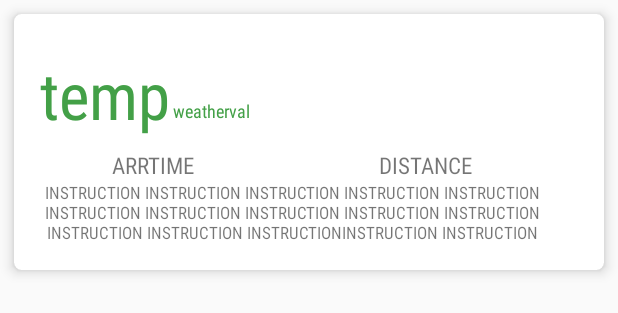
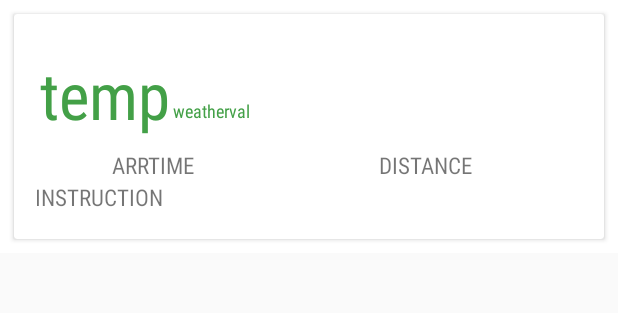
Before and after one commit to rishabhnayak/HelloWorld, an Android app: the layout dragup_list_layout.xml on its own in the app's theme, with its tools: preview values and no code run, on a phone screen of 412 x 824 dp. Shown: the top 313 px of the screen. Run offline under Robolectric (Android 15) with nearby library versions, the phone set to English and light mode, and no system bars.

Commit message:
Revert "Merge branch 'master' of https://github.com/rishabhnayak/HelloWorld"
This reverts commit 759189ef9419e945d6a1c7eac718b1acd57d42a8, reversing
changes made to 02bb2f2380529ac525ca2de1bd2b5e35b80b8719.

```diff
--- a/app/src/main/AndroidManifest.xml
+++ b/app/src/main/AndroidManifest.xml
@@ -25,9 +25,6 @@
 
         <activity android:name=".SearchPlace" />
         <activity android:name=".SettingsActivity"></activity>
-        <activity android:name=".Test">
-
-        </activity>
     </application>
 
 </manifest>
--- a/app/src/main/java/com/MsoftTexas/directionandweather/MapActivity.java
+++ b/app/src/main/java/com/MsoftTexas/directionandweather/MapActivity.java
@@ -55,7 +55,6 @@ import com.google.android.gms.maps.model.PolylineOptions;
 import com.google.gson.Gson;
 import com.google.maps.android.PolyUtil;
 import com.sothree.slidinguppanel.SlidingUpPanelLayout;
-import com.stone.vega.library.VegaLayoutManager;
 
 import org.apache.http.HttpResponse;
 import org.apache.http.client.HttpClient;
@@ -126,7 +125,7 @@ public class MapActivity extends AppCompatActivity implements
 
 
         link = (RecyclerView) findViewById(R.id.dragup_list_recycler);
-        link.setLayoutManager(new VegaLayoutManager());
+        link.setLayoutManager(new LinearLayoutManager(this));
 
 
         distance = findViewById(R.id.distance);
--- a/app/src/main/res/layout/activity_map.xml
+++ b/app/src/main/res/layout/activity_map.xml
@@ -104,7 +104,6 @@
                         android:layout_weight="1"
                         android:layout_height="match_parent" >
                         <LinearLayout
-
                             android:layout_width="match_parent"
                             android:layout_height="match_parent"
                             android:orientation="vertical">
--- a/app/src/main/res/layout/dragup_list_layout.xml
+++ b/app/src/main/res/layout/dragup_list_layout.xml
@@ -1,16 +1,15 @@
 <?xml version="1.0" encoding="utf-8"?>
-<FrameLayout xmlns:android="http://schemas.android.com/apk/res/android"
-    xmlns:app="http://schemas.android.com/apk/res-auto"
+<LinearLayout xmlns:android="http://schemas.android.com/apk/res/android"
     android:layout_width="match_parent"
-    android:layout_height="wrap_content">
-
-<android.support.v7.widget.CardView xmlns:android="http://schemas.android.com/apk/res/android"
-    xmlns:app="http://schemas.android.com/apk/res-auto"
-    android:layout_margin="9dp"
-    app:cardElevation="5dp"
-    app:cardCornerRadius="5dp"
-    android:layout_width="match_parent"
-    android:layout_height="wrap_content">
+    android:layout_height="wrap_content"
+    android:orientation="vertical"
+    android:padding="0dp"
+    android:background="#fff"
+    >
+    <android.support.v7.widget.CardView
+        android:layout_margin="9dp"
+        android:layout_width="match_parent"
+        android:layout_height="wrap_content">
         <LinearLayout
             android:layout_marginBottom="9dp"
             android:layout_marginTop="9dp"
@@ -119,21 +118,29 @@ android:layout_gravity="bottom"
                     android:text="distance"
                     android:textAllCaps="true"/>
             </LinearLayout>
+
+            <LinearLayout
+                android:layout_width="match_parent"
+                android:layout_height="wrap_content">
+
+
                 <TextView
                     android:elevation="1dp"
+
                     android:layout_marginRight="20dp"
                     android:layout_marginLeft="-2dp"
                     android:textAlignment="center"
                     android:layout_weight="0"
                     android:layout_gravity="center_vertical"
                     android:fontFamily="sans-serif-condensed"
-                    android:textSize="11sp"
+                    android:textSize="15sp"
                     android:id="@+id/instr"
                     android:layout_width="wrap_content"
                     android:layout_height="wrap_content"
-                    android:text="instruction instruction instruction instruction instruction instruction instruction instruction instruction instruction instruction instruction instructioninstruction instruction"
+                    android:text="instruction"
                     android:textAllCaps="true"/>
+            </LinearLayout>
         </LinearLayout>
 
     </android.support.v7.widget.CardView>
-</FrameLayout>
+</LinearLayout>
--- a/app/src/main/res/values/strings.xml
+++ b/app/src/main/res/values/strings.xml
@@ -11,6 +11,4 @@
     <string name="navigation_drawer_close">Close navigation drawer</string>
 
     <string name="action_settings">Settings</string>
-    <string name="satish">Settingsosuiorfvedkgbodjlrgvm/dl dhgvk,dmrvpodi dguitgvk,snd,mrjvod edtotgvhoiejlmrvlk
-    ihirfvnskrvj hikdv, s,nki hiodjfvkmes,hg </string>
 </resources>
```
Also changed, not shown: app/build.gradle (+4 -8 lines), app/src/main/assets/comp.json (deleted, +0 -1 lines), app/src/main/assets/visual.json (deleted, +0 -1 lines), app/src/main/java/com/MsoftTexas/directionandweather/Test.java (deleted, +0 -30 lines), app/src/main/res/layout/dragup_panel.xml (+2 -19 lines), app/src/main/res/layout/test.xml (deleted, +0 -15 lines), app/src/main/res/raw/visual.json (deleted, +0 -1 lines).
